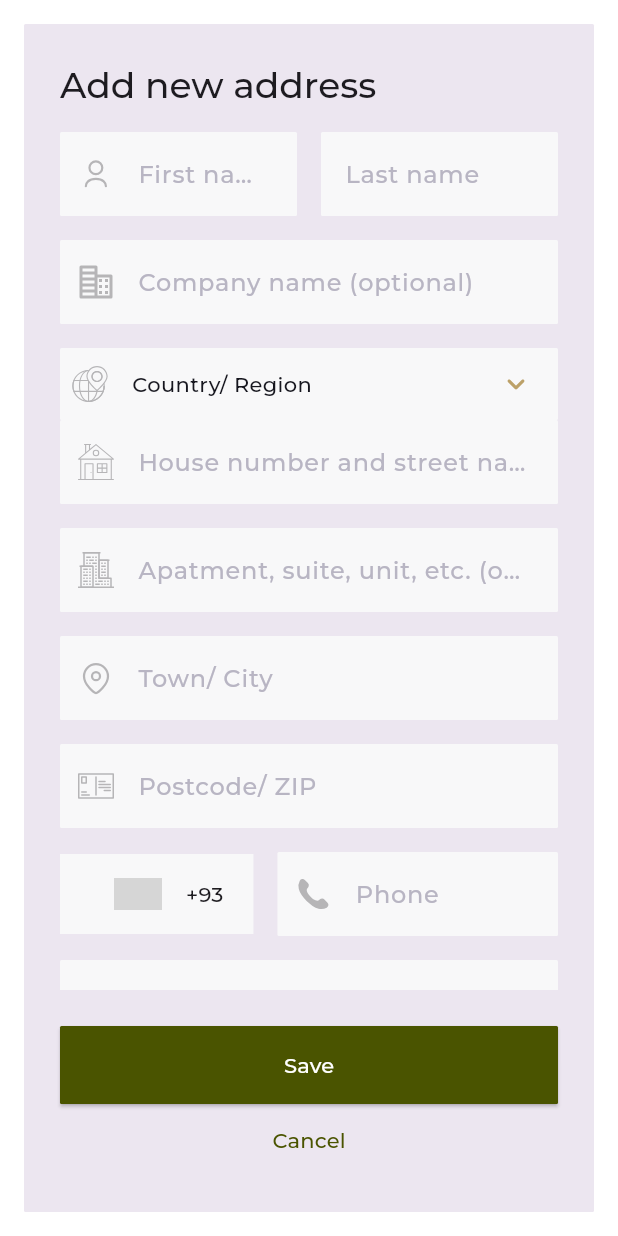
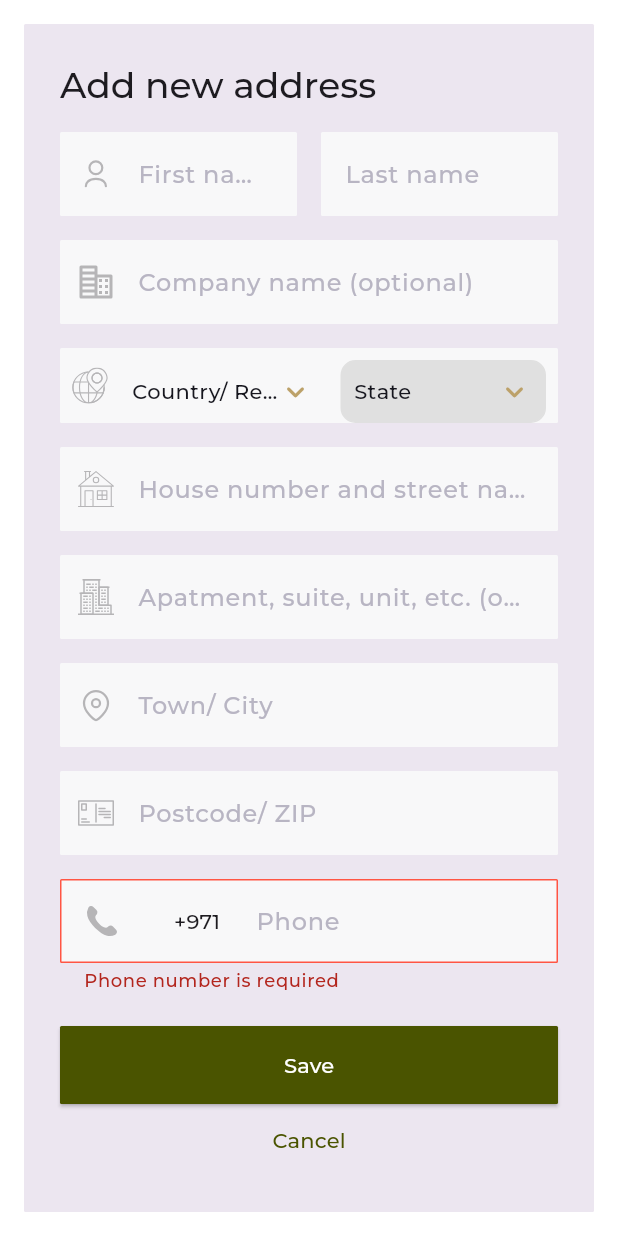
Before and after one commit to AbdhalRiyas/NicheGallerie, a Flutter app: the AddressForm widget shown alone on an empty page, opened directly, after a tap on "Save", on a phone screen of 412 x 824 dp. Run offline on Flutter 3.47's test engine with Material 3 defaults, Android fonts, the phone set to English and light mode, and no system bars; drawn by our look-alikes of country_code_picker, csc_picker; our stand-ins replace cached_network_image, flutter_dotenv, flutter_rating_bar, flutter_svg, form_field_validator; missing offline and left inert: mobkit_dashed_border; project files that could hold a hidden picture were left out; grey boxes are pictures that could not be loaded.

```diff
--- a/lib/src/screens/address/views/components/address_form.dart
+++ b/lib/src/screens/address/views/components/address_form.dart
@@ -1,5 +1,6 @@
 import 'package:country_code_picker/country_code_picker.dart';
 import 'package:flutter/material.dart';
+import 'package:flutter/services.dart';
 import 'package:flutter_svg/flutter_svg.dart';
 import 'package:shop/src/constants.dart';
 import 'package:shop/src/screens/address/views/components/country_state_picker.dart';
@@ -138,6 +139,7 @@ class _AddressFormState extends State<AddressForm> {
                       ),
                       const SizedBox(height: defaultPadding),
                       CountryStatePicker(),
+                      const SizedBox(height: defaultPadding),
                       TextFormField(
                         onSaved: (companyName) {
                           // Company Name
@@ -258,37 +260,25 @@ class _AddressFormState extends State<AddressForm> {
                         ),
                       ),
                       const SizedBox(height: defaultPadding),
-                      Row(
-                        children: [
-                          Container(
-                            color: lightGreyColor,
-                            child: CountryCodePicker(
-                              boxDecoration: BoxDecoration(
-                                borderRadius:
-                                    BorderRadius.circular(defaultBorderRadius),
-                                color: lightGreyColor,
-                              ),
-                              backgroundColor: blackColor,
-                              dialogSize: Size.fromHeight(400),
-                              onChanged: print,
-                              showCountryOnly: false,
-                              showOnlyCountryWhenClosed: false,
-                              alignLeft: false,
-                            ),
-                          ),
-                          SizedBox(width: defaultPadding),
-                          Expanded(
-                            child: TextFormField(
-                              onSaved: (companyName) {
-                                // Company Name
+                      TextFormField(
+                        validator: (value) {
+                          if (value == null || value.isEmpty) {
+                            return 'Phone number is required';
+                          }
                         },
                         keyboardType: TextInputType.phone,
                         textInputAction: TextInputAction.next,
-                              inputFormatters: [],
+                        inputFormatters: [
+                          FilteringTextInputFormatter.digitsOnly,
+                        ],
                         decoration: InputDecoration(
                           hintText: "Phone",
-                                prefixIcon: Padding(
+                          prefixIcon: Row(
+                            mainAxisSize: MainAxisSize.min,
+                            children: [
+                              Padding(
                                 padding: const EdgeInsets.symmetric(
+                                  horizontal: defaultPadding,
                                   vertical: defaultPadding * 0.75,
                                 ),
                                 child: SvgPicture.asset(
@@ -305,41 +295,61 @@ class _AddressFormState extends State<AddressForm> {
                                   ),
                                 ),
                               ),
+                              Container(
+                                color: lightGreyColor,
+                                child: CountryCodePicker(
+                                  showFlag: false,
+                                  boxDecoration: BoxDecoration(
+                                    borderRadius: BorderRadius.circular(
+                                        defaultBorderRadius),
+                                    color: lightGreyColor,
+                                  ),
+                                  backgroundColor: blackColor,
+                                  dialogSize: Size.fromHeight(400),
+                                  onChanged: print,
+                                  showCountryOnly: false,
+                                  showOnlyCountryWhenClosed: false,
+                                  alignLeft: false,
+                                  initialSelection: '+971',
+                                  searchDecoration: InputDecoration(
+                                    hintText: 'Search country',
                                   ),
                                 ),
                               ),
                             ],
                           ),
-                      const SizedBox(height: defaultPadding),
-                      TextFormField(
-                        onSaved: (companyName) {
-                          // Company Name
-                        },
-                        keyboardType: TextInputType.emailAddress,
-                        textInputAction: TextInputAction.done,
-                        inputFormatters: [],
-                        decoration: InputDecoration(
-                          hintText: "Email address",
-                          prefixIcon: Padding(
-                            padding: const EdgeInsets.symmetric(
-                              vertical: defaultPadding * 0.75,
-                            ),
-                            child: SvgPicture.asset(
-                              "assets/icons/Email.svg",
-                              height: 24,
-                              width: 24,
-                              colorFilter: ColorFilter.mode(
-                                Theme.of(context)
-                                    .textTheme
-                                    .bodyLarge!
-                                    .color!
-                                    .withOpacity(0.3),
-                                BlendMode.srcIn,
                         ),
                       ),
-                          ),
-                        ),
-                      ),
+                      const SizedBox(height: defaultPadding),
+                      // TextFormField(
+                      //   onSaved: (companyName) {
+                      //     // Company Name
+                      //   },
+                      //   keyboardType: TextInputType.emailAddress,
+                      //   textInputAction: TextInputAction.done,
+                      //   inputFormatters: [],
+                      //   decoration: InputDecoration(
+                      //     hintText: "Email address",
+                      //     prefixIcon: Padding(
+                      //       padding: const EdgeInsets.symmetric(
+                      //         vertical: defaultPadding * 0.75,
+                      //       ),
+                      //       child: SvgPicture.asset(
+                      //         "assets/icons/Email.svg",
+                      //         height: 24,
+                      //         width: 24,
+                      //         colorFilter: ColorFilter.mode(
+                      //           Theme.of(context)
+                      //               .textTheme
+                      //               .bodyLarge!
+                      //               .color!
+                      //               .withOpacity(0.3),
+                      //           BlendMode.srcIn,
+                      //         ),
+                      //       ),
+                      //     ),
+                      //   ),
+                      // ),
                     ],
                   ),
                 )
--- a/lib/src/screens/address/views/components/country_state_picker.dart
+++ b/lib/src/screens/address/views/components/country_state_picker.dart
@@ -13,15 +13,11 @@ class CountryStatePicker extends StatefulWidget {
 class _CountryStatePickerState extends State<CountryStatePicker> {
   @override
   Widget build(BuildContext context) {
-    return Center(
-      child: Column(
-        crossAxisAlignment: CrossAxisAlignment.start,
-        children: [
-          Container(
+    return Container(
       padding: EdgeInsets.symmetric(horizontal: 8),
       decoration: BoxDecoration(
         borderRadius: BorderRadius.circular(defaultBorderRadius),
-              color: lightGreyColor,
+        color: const Color.fromRGBO(248, 248, 249, 1),
       ),
       child: Row(
         children: [
@@ -34,26 +30,24 @@ class _CountryStatePickerState extends State<CountryStatePicker> {
               height: 24,
               width: 24,
               colorFilter: ColorFilter.mode(
-                      Theme.of(context)
-                          .textTheme
-                          .bodyLarge!
-                          .color!
-                          .withOpacity(0.3),
+                Theme.of(context).textTheme.bodyLarge!.color!.withOpacity(0.3),
                 BlendMode.srcIn,
               ),
             ),
           ),
           SizedBox(width: 8),
           Expanded(
+            child: Padding(
+              padding: EdgeInsets.only(top: 8),
               child: CSCPicker(
                 ///Enable disable state dropdown [OPTIONAL PARAMETER]
-                    showStates: false,
+                showStates: true,
 
                 /// Enable disable city drop down [OPTIONAL PARAMETER]
                 showCities: false,
 
                 ///Enable (get flag with country name) / Disable (Disable flag) / ShowInDropdownOnly (display flag in dropdown only) [OPTIONAL PARAMETER]
-                    flagState: CountryFlag.DISABLE,
+                flagState: CountryFlag.ENABLE,
 
                 ///Dropdown box decoration to style your dropdown selector [OPTIONAL PARAMETER]
                 dropdownDecoration: BoxDecoration(
@@ -123,8 +117,6 @@ class _CountryStatePickerState extends State<CountryStatePicker> {
                 },
               ),
             ),
-              ],
-            ),
           ),
         ],
       ),
```
Lines whose indentation alone changed are shown as unchanged.
